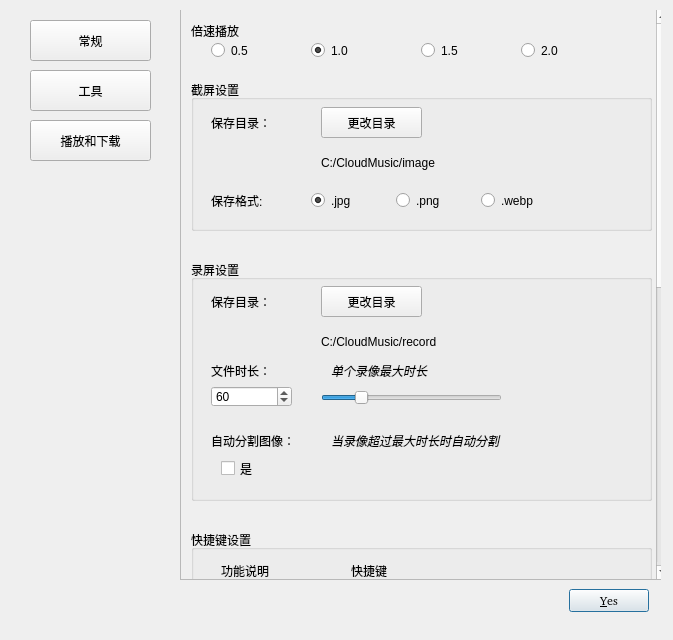
Qt form settingwindow.ui (zhoujiayingvana/UtherPlayer) before a commit.
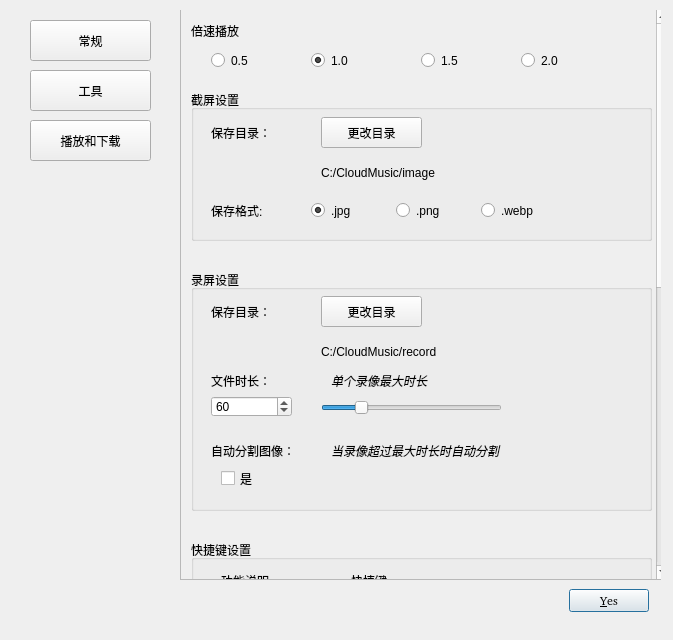
The same form after that commit. The open tabs and pages were chosen to show the change. Custom widgets are drawn as their Qt base class.

What changed in the file:
```diff
--- a/settingwindow.ui
+++ b/settingwindow.ui
@@ -449,7 +449,7 @@
        <property name="geometry">
         <rect>
          <x>10</x>
-         <y>70</y>
+         <y>80</y>
          <width>461</width>
          <height>151</height>
         </rect>
@@ -556,7 +556,7 @@
        <property name="geometry">
         <rect>
          <x>10</x>
-         <y>250</y>
+         <y>260</y>
          <width>461</width>
          <height>241</height>
         </rect>
@@ -729,7 +729,7 @@
        <property name="geometry">
         <rect>
          <x>10</x>
-         <y>520</y>
+         <y>530</y>
          <width>461</width>
          <height>631</height>
         </rect>
@@ -1105,7 +1105,7 @@
          <x>10</x>
          <y>10</y>
          <width>461</width>
-         <height>51</height>
+         <height>71</height>
         </rect>
        </property>
        <widget class="QLabel" name="label_6">
@@ -1125,7 +1125,7 @@
         <property name="geometry">
          <rect>
           <x>20</x>
-          <y>20</y>
+          <y>30</y>
           <width>71</width>
           <height>21</height>
          </rect>
@@ -1138,7 +1138,7 @@
         <property name="geometry">
          <rect>
           <x>120</x>
-          <y>20</y>
+          <y>30</y>
           <width>71</width>
           <height>21</height>
          </rect>
@@ -1154,7 +1154,7 @@
         <property name="geometry">
          <rect>
           <x>230</x>
-          <y>20</y>
+          <y>30</y>
           <width>71</width>
           <height>21</height>
          </rect>
@@ -1167,7 +1167,7 @@
         <property name="geometry">
          <rect>
           <x>330</x>
-          <y>20</y>
+          <y>30</y>
           <width>81</width>
           <height>21</height>
          </rect>
```
Left out of the diff: 12 changed lines with no effect on the pictures.
